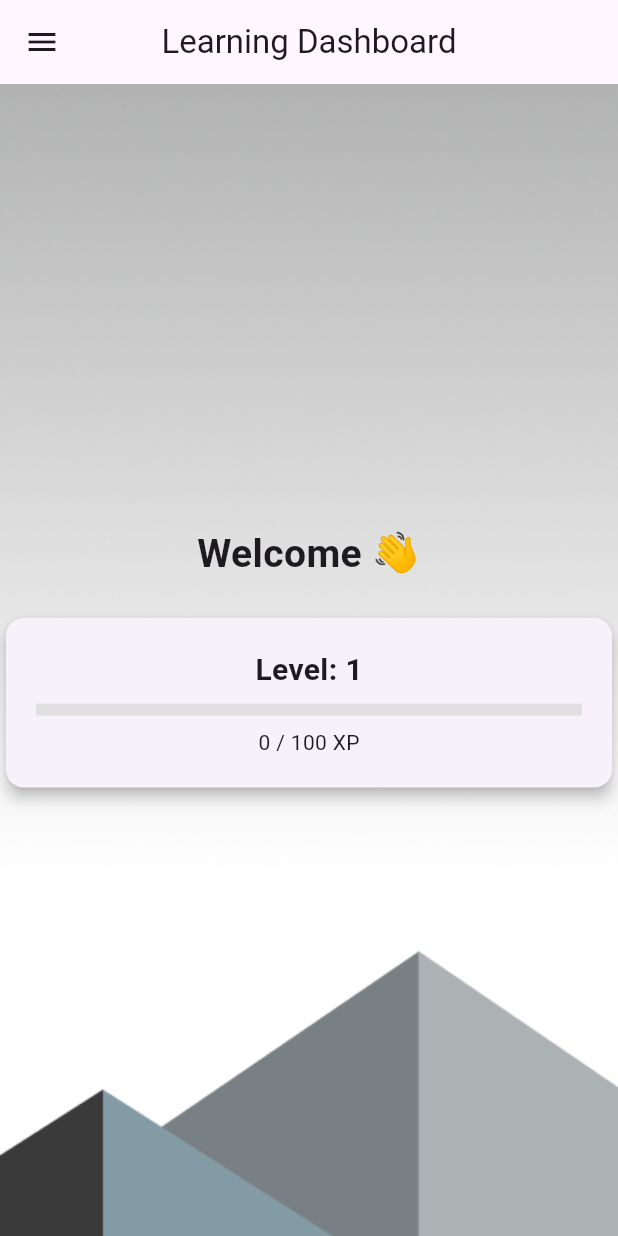
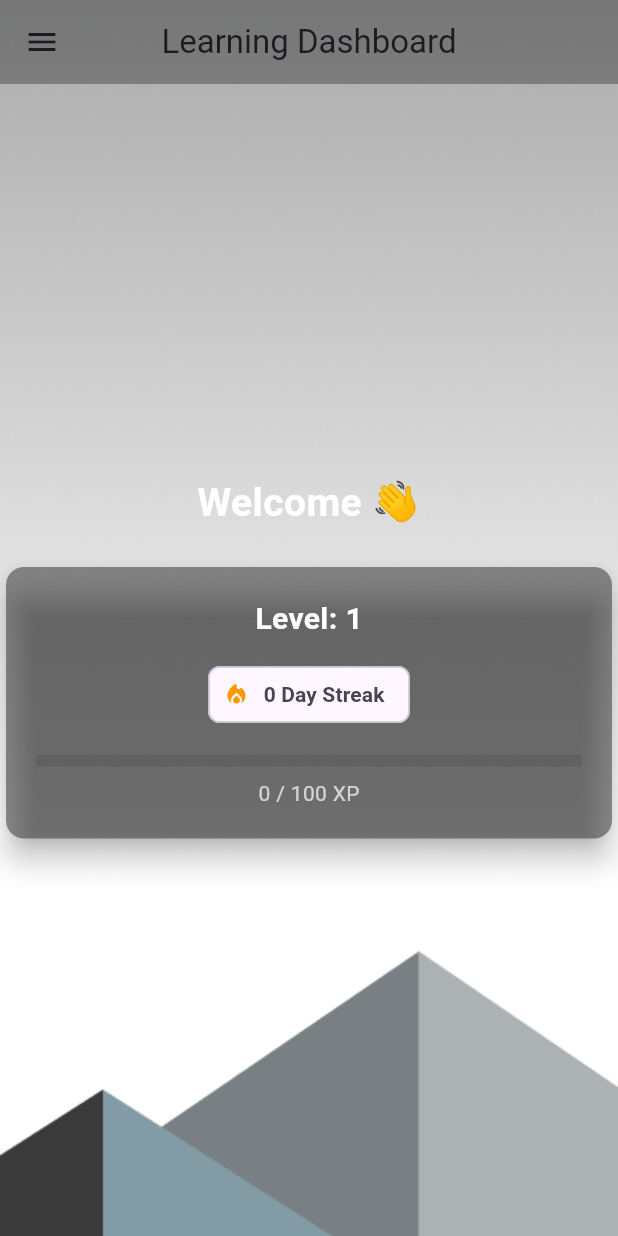
Before and after one commit to KiwiUG/rural-learning-app, a Flutter app: the screen it shows after launch, on a phone screen of 412 x 824 dp. Run offline on Flutter 3.47's test engine with Material 3 defaults, Android fonts, the phone set to English and light mode, and no system bars; our stand-ins replace audioplayers, flutter_svg, hive, hive_flutter, shared_preferences; missing offline and left inert: flame; accounts and stored records are empty.

Commit message:
streak completed

```diff
--- /dev/null
+++ b/lib/dashboard_screen.dart
@@ -0,0 +1,156 @@
+import 'package:flutter/material.dart';
+import 'package:hive_flutter/hive_flutter.dart';
+import 'package:rural_learning_app/data/player_profile.dart';
+import 'features/game/abcgame.dart';
+import 'features/game/spelling_game.dart';
+import 'features/game/wack-a-mole-screen.dart';
+import 'robo/screens/splash_screen.dart';
+
+class DashboardScreen extends StatefulWidget {
+  const DashboardScreen({super.key});
+
+  @override
+  State<DashboardScreen> createState() => _DashboardScreenState();
+}
+
+class _DashboardScreenState extends State<DashboardScreen> {
+  // ✅ FIX: Initialize profile as nullable to avoid errors before it's loaded.
+  PlayerProfile? profile;
+
+  @override
+  void initState() {
+    super.initState();
+    _loadProfile();
+  }
+
+  void _loadProfile() {
+    final box = Hive.box('playerBox');
+    final saved = box.get('profile');
+    if (saved != null) {
+      profile = PlayerProfile.fromJson(Map<String, dynamic>.from(saved));
+    } else {
+      profile = PlayerProfile();
+      box.put('profile', profile!.toJson());
+    }
+    setState(() {}); // Refresh the UI with the loaded profile
+  }
+
+  // Helper method to navigate to a game and refresh the profile on return
+  void _navigateToGame(Widget gameScreen) {
+    Navigator.push(
+      context,
+      MaterialPageRoute(builder: (context) => gameScreen),
+    ).then((_) {
+      // When we return from a game, reload the profile to show new XP/streaks
+      setState(() {
+        _loadProfile();
+      });
+    });
+  }
+
+  @override
+  Widget build(BuildContext context) {
+    // ✅ FIX: Show a loading indicator while the profile is null.
+    if (profile == null) {
+      return const Scaffold(
+        backgroundColor: Colors.transparent,
+        body: Center(child: CircularProgressIndicator()),
+      );
+    }
+
+    return Scaffold(
+      backgroundColor: Colors.transparent,
+      appBar: AppBar(
+        title: const Text("Learning Dashboard"),
+        backgroundColor: Colors.black.withOpacity(0.3),
+        elevation: 0,
+        centerTitle: true,
+      ),
+      drawer: Drawer(
+        child: ListView(
+          padding: EdgeInsets.zero,
+          children: [
+            const DrawerHeader(
+              decoration: BoxDecoration(color: Colors.green),
+              child: Text('Menu', style: TextStyle(color: Colors.white, fontSize: 24)),
+            ),
+            ListTile(
+              leading: const Icon(Icons.android),
+              title: const Text('Robo Game'),
+              onTap: () {
+                Navigator.pop(context); // close drawer
+                _navigateToGame(SplashScreen());
+              },
+            ),
+            ListTile(
+              leading: const Icon(Icons.catching_pokemon),
+              title: const Text('Wack a Mole'),
+              onTap: () {
+                Navigator.pop(context);
+                _navigateToGame(const WhackAMoleScreen());
+              },
+            ),
+            ListTile(
+              leading: const Icon(Icons.sort_by_alpha),
+              title: const Text('ABC Game'),
+              onTap: () {
+                Navigator.pop(context);
+                _navigateToGame( ABCGame());
+              },
+            ),
+            ListTile(
+              leading: const Icon(Icons.spellcheck),
+              title: const Text('Spelling Game'),
+              onTap: () {
+                Navigator.pop(context);
+                _navigateToGame(const SpellingGameScreen());
+              },
+            ),
+          ],
+        ),
+      ),
+      body: Center(
+        child: Column(
+          mainAxisAlignment: MainAxisAlignment.center,
+          children: [
+            const Text("Welcome 👋", style: TextStyle(fontSize: 26, color: Colors.white, fontWeight: FontWeight.bold)),
+            const SizedBox(height: 20),
+            Card(
+              elevation: 8,
+              color: Colors.black.withOpacity(0.4),
+              shape: RoundedRectangleBorder(borderRadius: BorderRadius.circular(12)),
+              child: Padding(
+                padding: const EdgeInsets.all(20),
+                child: Column(
+                  children: [
+                    Text("Level: ${profile!.level}", style: const TextStyle(fontSize: 20, color: Colors.white, fontWeight: FontWeight.bold)),
+                    const SizedBox(height: 12),
+                    Chip(
+                      avatar: const Icon(Icons.local_fire_department_rounded, color: Colors.orange),
+                      label: Text(
+                        '${profile!.currentStreak} Day Streak',
+                        style: const TextStyle(fontWeight: FontWeight.bold),
+                      ),
+                    ),
+                    const SizedBox(height: 16),
+                    LinearProgressIndicator(
+                      value: profile!.xp / profile!.xpForNextLevel,
+                      backgroundColor: Colors.grey[700],
+                      color: Colors.greenAccent,
+                      minHeight: 8,
+                    ),
+                    const SizedBox(height: 8),
+                    Text(
+                      "${profile!.xp} / ${profile!.xpForNextLevel} XP",
+                      style: const TextStyle(color: Colors.white70),
+                    ),
+                  ],
+                ),
+              ),
+            ),
+          ],
+        ),
+      ),
+    );
+  }
+}
--- a/lib/data/player_profile.dart
+++ b/lib/data/player_profile.dart
@@ -1,28 +1,40 @@
 class PlayerProfile {
   int xp;
   int level;
+  // ✅ ADD THESE TWO NEW FIELDS
+  int currentStreak;
+  DateTime? lastPlayedDate;
 
-  PlayerProfile({this.xp = 0, this.level = 1});
+  PlayerProfile({
+    this.xp = 0,
+    this.level = 1,
+    this.currentStreak = 0, // Default streak is 0
+    this.lastPlayedDate,
+  });
 
   int get xpForNextLevel => level * 100;
 
-  void addXP(int amount) {
-    xp += amount;
-    while (xp >= xpForNextLevel) {
-      xp -= xpForNextLevel;
-      level++;
-    }
+  // ✅ UPDATE fromJson FACTORY
+  factory PlayerProfile.fromJson(Map<String, dynamic> json) {
+    return PlayerProfile(
+      xp: json['xp'] ?? 0,
+      level: json['level'] ?? 1,
+      currentStreak: json['currentStreak'] ?? 0,
+      // Handle the date, which might not exist on old profiles
+      lastPlayedDate: json['lastPlayedDate'] != null
+          ? DateTime.parse(json['lastPlayedDate'])
+          : null,
+    );
   }
 
-  Map<String, dynamic> toJson() => {
-        "xp": xp,
-        "level": level,
-      };
-
-  factory PlayerProfile.fromJson(Map<String, dynamic> json) {
-    return PlayerProfile(
-      xp: json["xp"] ?? 0,
-      level: json["level"] ?? 1,
-    );
+  // ✅ UPDATE toJson METHOD
+  Map<String, dynamic> toJson() {
+    return {
+      'xp': xp,
+      'level': level,
+      'currentStreak': currentStreak,
+      // Store date as a string, which is JSON-safe
+      'lastPlayedDate': lastPlayedDate?.toIso8601String(),
+    };
   }
 }
--- a/lib/features/game/abcgame.dart
+++ b/lib/features/game/abcgame.dart
@@ -389,7 +389,7 @@ class _GameScreenState extends State<GameScreen>
     final high = prefs.getInt('highscore') ?? 0;
     if (score > high) await prefs.setInt('highscore', score);
 
-    ProfileService.addXP(xp);
+    ProfileService.updateProgress(xpGained: xp);
     // Save last 5 scores
     List<String> lastScores = prefs.getStringList('lastScores') ?? [];
     lastScores.insert(0, score.toString());
--- a/lib/features/game/spelling_game.dart
+++ b/lib/features/game/spelling_game.dart
@@ -98,7 +98,7 @@ void checkAnswer() {
         : selectedLevel == "medium"
             ? 20
             : 30;
-    ProfileService.addXP(xpEarned);
+    ProfileService.updateProgress(xpGained: xpEarned);
     setState(() {
       feedback = "✅ +$xpEarned XP!";
       hint="";
--- a/lib/features/game/wack-a-mole-game.dart
+++ b/lib/features/game/wack-a-mole-game.dart
@@ -213,7 +213,7 @@ class WhackAMoleGame extends FlameGame {
   }
 
   void gameOver() {
-    ProfileService.addXP(xp);
+  ProfileService.updateProgress(xpGained: xp);
 
     // Clean up the screen before showing the overlay
     removeAll(activeMoles);
--- a/lib/main.dart
+++ b/lib/main.dart
@@ -1,18 +1,12 @@
 import 'package:flutter/material.dart';
 import 'package:hive_flutter/hive_flutter.dart';
-import 'package:rural_learning_app/features/game/wack-a-mole-screen.dart';
-import 'features/game/spelling_game.dart';
-import 'features/game/abcgame.dart';
-import 'robo/screens/splash_screen.dart';
-
-import 'package:hive/hive.dart';
-import 'package:hive_flutter/hive_flutter.dart';
-import 'package:rural_learning_app/data/player_profile.dart';
-
+import 'package:rural_learning_app/dashboard_screen.dart'; // Import the new dashboard screen
 
 void main() async {
   WidgetsFlutterBinding.ensureInitialized();
   await Hive.initFlutter();
+  // It's good practice to register your Hive adapters if you use them
+  // Hive.registerAdapter(PlayerProfileAdapter());
   await Hive.openBox('playerBox');
   runApp(const MyApp());
 }
@@ -24,6 +18,7 @@ class MyApp extends StatelessWidget {
   Widget build(BuildContext context) {
     return MaterialApp(
       debugShowCheckedModeBanner: false,
+      // The builder applies the background to all screens in your app
       builder: (context, child) {
         return Container(
           decoration: const BoxDecoration(
@@ -35,173 +30,8 @@ class MyApp extends StatelessWidget {
           child: child,
         );
       },
+      // The home screen is now the clean DashboardScreen widget
       home: const DashboardScreen(),
     );
   }
 }
-
-class DashboardScreen extends StatefulWidget {
-  const DashboardScreen({super.key});
-
-  @override
-  State<DashboardScreen> createState() => _DashboardScreenState();
-}
-
-class _DashboardScreenState extends State<DashboardScreen> {
-  late PlayerProfile profile;
-
-  @override
-  void initState() {
-    super.initState();
-    loadProfile();
-  }
-
-  void loadProfile() {
-    final box = Hive.box('playerBox');
-    final saved = box.get('profile');
-    if (saved != null) {
-      profile = PlayerProfile.fromJson(Map<String, dynamic>.from(saved));
-    } else {
-      profile = PlayerProfile();
-      box.put('profile', profile.toJson());
-    }
-    setState(() {}); // refresh UI
-  }
-
-  @override
-  Widget build(BuildContext context) {
-    return Scaffold(
-      backgroundColor: Colors.transparent,
-      appBar: AppBar(
-        title: const Text("Learning Dashboard"),
-        centerTitle: true,
-      ),
-      drawer: Drawer(
-        child: ListView(
-          padding: EdgeInsets.zero,
-          children: [
-            const DrawerHeader(
-              decoration: BoxDecoration(color: Colors.green),
-              child: Text(
-                'Menu',
-                style: TextStyle(color: Colors.white, fontSize: 24),
-              ),
-            ),
-            ListTile(
-              leading: const Icon(Icons.book),
-              title: const Text('Robo Game'),
-              onTap: () {
-    Navigator.pop(context); // close drawer
-    Navigator.push(
-      context,
-      MaterialPageRoute(
-        builder: (context) =>  SplashScreen(),
-      ),
-    ).then((_) {
-      // ✅ refresh when returning from game
-      setState(() {
-        loadProfile();
-      });
-    });
-  },
-            ),
-            ListTile(
-              leading: const Icon(Icons.book),
-              title: const Text('Wack a Mole'),
-              onTap: () {
-    Navigator.pop(context); // close drawer
-    Navigator.push(
-      context,
-      MaterialPageRoute(
-        builder: (context) =>  WhackAMoleScreen(),
-      ),
-    ).then((_) {
-      // ✅ refresh when returning from game
-      setState(() {
-        loadProfile();
-      });
-    });
-  },
-            ),
-            ListTile(
-              leading: const Icon(Icons.quiz),
-              title: const Text('STEM Quiz'),
-              onTap: () {
-    Navigator.pop(context); // close drawer
-    Navigator.push(
-      context,
-      MaterialPageRoute(
-        builder: (context) =>  ABCGame(),
-      ),
-    ).then((_) {
-      // ✅ refresh when returning from game
-      setState(() {
-        loadProfile();
-      });
-    });
-  },
-            ),
-            ListTile(
-  leading: const Icon(Icons.videogame_asset),
-  title: const Text('Spelling Game'),
-  onTap: () {
-    Navigator.pop(context); // close drawer
-    Navigator.push(
-      context,
-      MaterialPageRoute(
-        builder: (context) => const SpellingGameScreen(),
-      ),
-    ).then((_) {
-      // ✅ refresh when returning from game
-      setState(() {
-        loadProfile();
-      });
-    });
-  },
-),
-
-          ],
-        ),
-      ),
-      body: Center(
-        child: profile == null
-            ? const CircularProgressIndicator()
-            : Column(
-                mainAxisAlignment: MainAxisAlignment.center,
-                children: [
-                  const Text(
-                    "Welcome 👋",
-                    style: TextStyle(fontSize: 26, fontWeight: FontWeight.bold),
-                  ),
-                  const SizedBox(height: 20),
-                  Card(
-                    elevation: 4,
-                    shape: RoundedRectangleBorder(
-                      borderRadius: BorderRadius.circular(12),
-                    ),
-                    child: Padding(
-                      padding: const EdgeInsets.all(20),
-                      child: Column(
-                        children: [
-                          Text("Level: ${profile.level}",
-                              style: const TextStyle(
-                                  fontSize: 20, fontWeight: FontWeight.bold)),
-                          const SizedBox(height: 8),
-                          LinearProgressIndicator(
-                            value: profile.xp / profile.xpForNextLevel,
-                            backgroundColor: Colors.grey[300],
-                            color: Colors.greenAccent,
-                            minHeight: 8,
-                          ),
-                          const SizedBox(height: 8),
-                          Text("${profile.xp} / ${profile.xpForNextLevel} XP"),
-                        ],
-                      ),
-                    ),
-                  ),
-                ],
-              ),
-      ),
-    );
-  }
-}
```
Also changed, not shown: lib/data/profile_service.dart (+38 -9 lines).
